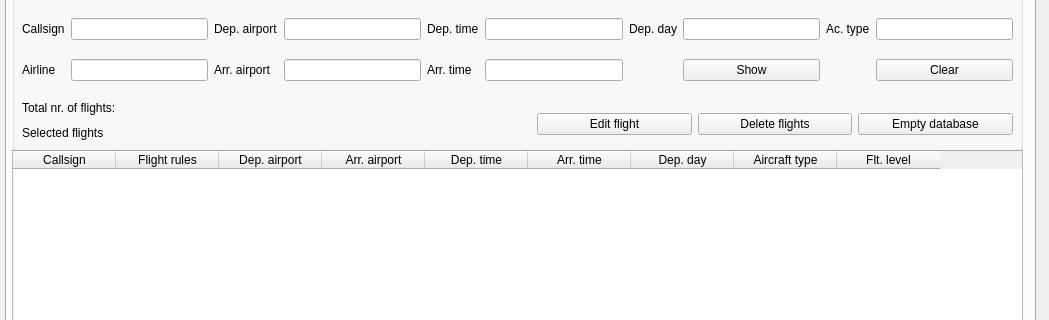
Qt form ScheduleUi/MainWindow.ui (kantooon/ScheduleViewer) before a commit; both pictures show x 0 to 1049 and y 90 to 410 of the 1049 by 742 pixel window.
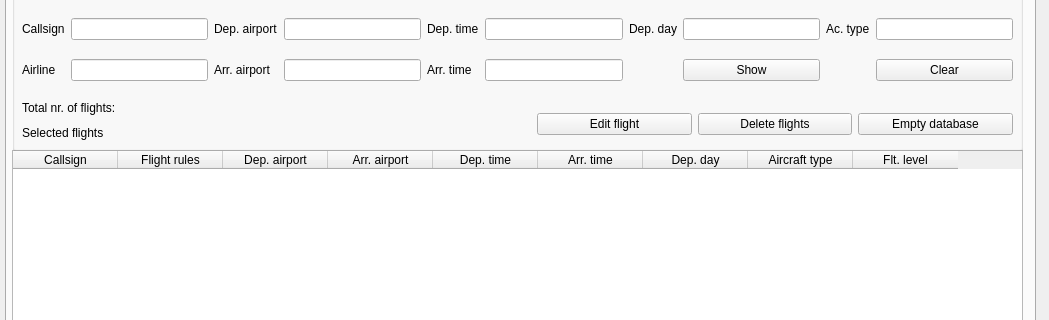
The same form after that commit. Icons and pictures are not drawn.

Commit message: enable sorting on columns

Diff of the .ui file:
```diff
--- a/ScheduleUi/MainWindow.ui
+++ b/ScheduleUi/MainWindow.ui
@@ -61,8 +61,11 @@
       <property name="selectionBehavior">
        <enum>QAbstractItemView::SelectRows</enum>
       </property>
+      <property name="sortingEnabled">
+       <bool>true</bool>
+      </property>
       <attribute name="horizontalHeaderDefaultSectionSize">
-       <number>103</number>
+       <number>105</number>
       </attribute>
       <attribute name="verticalHeaderVisible">
        <bool>false</bool>
@@ -71,7 +74,7 @@
        <bool>false</bool>
       </attribute>
       <attribute name="horizontalHeaderDefaultSectionSize">
-       <number>103</number>
+       <number>105</number>
       </attribute>
       <column>
        <property name="text">
```
The commit also changes 3 other files.
